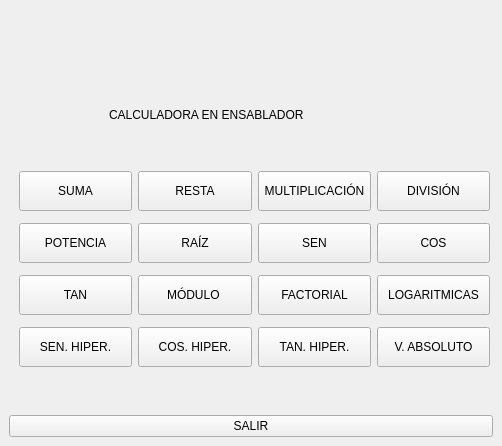
Qt form mainwindow.ui (ZamaxCode/CALKULADORA) before a commit.
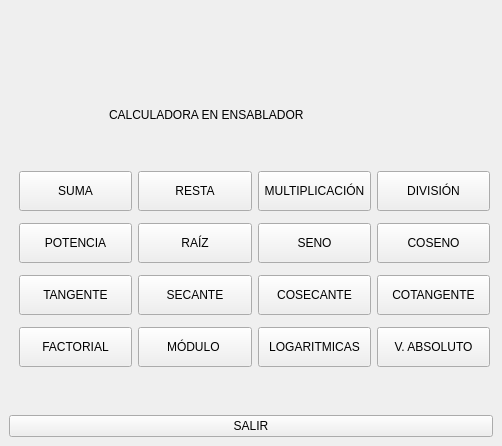
The same form after that commit. Icons and pictures are not drawn.

```diff
--- a/mainwindow.ui
+++ b/mainwindow.ui
@@ -67,179 +67,8 @@
          </rect>
         </property>
         <layout class="QGridLayout" name="gridLayout">
-         <item row="2" column="1">
-          <widget class="QPushButton" name="raizLB">
-           <property name="minimumSize">
-            <size>
-             <width>0</width>
-             <height>0</height>
-            </size>
-           </property>
-           <property name="maximumSize">
-            <size>
-             <width>130</width>
-             <height>40</height>
-            </size>
-           </property>
-           <property name="text">
-            <string>RAÍZ</string>
-           </property>
-          </widget>
-         </item>
-         <item row="3" column="3">
-          <widget class="QPushButton" name="logaritmicasLB">
-           <property name="minimumSize">
-            <size>
-             <width>0</width>
-             <height>0</height>
-            </size>
-           </property>
-           <property name="maximumSize">
-            <size>
-             <width>130</width>
-             <height>40</height>
-            </size>
-           </property>
-           <property name="text">
-            <string>LOGARITMICAS</string>
-           </property>
-          </widget>
-         </item>
-         <item row="4" column="1">
-          <widget class="QPushButton" name="coshiperbolicoLB">
-           <property name="minimumSize">
-            <size>
-             <width>0</width>
-             <height>0</height>
-            </size>
-           </property>
-           <property name="maximumSize">
-            <size>
-             <width>130</width>
-             <height>40</height>
-            </size>
-           </property>
-           <property name="text">
-            <string>COS. HIPER.</string>
-           </property>
-          </widget>
-         </item>
-         <item row="3" column="0">
-          <widget class="QPushButton" name="tanLB">
-           <property name="minimumSize">
-            <size>
-             <width>0</width>
-             <height>0</height>
-            </size>
-           </property>
-           <property name="maximumSize">
-            <size>
-             <width>130</width>
-             <height>40</height>
-            </size>
-           </property>
-           <property name="text">
-            <string>TAN</string>
-           </property>
-          </widget>
-         </item>
-         <item row="3" column="1">
-          <widget class="QPushButton" name="moduloLB">
-           <property name="minimumSize">
-            <size>
-             <width>0</width>
-             <height>0</height>
-            </size>
-           </property>
-           <property name="maximumSize">
-            <size>
-             <width>130</width>
-             <height>40</height>
-            </size>
-           </property>
-           <property name="text">
-            <string>MÓDULO </string>
-           </property>
-          </widget>
-         </item>
-         <item row="2" column="3">
-          <widget class="QPushButton" name="cosLB">
-           <property name="minimumSize">
-            <size>
-             <width>0</width>
-             <height>0</height>
-            </size>
-           </property>
-           <property name="maximumSize">
-            <size>
-             <width>130</width>
-             <height>40</height>
-            </size>
-           </property>
-           <property name="text">
-            <string>COS</string>
-           </property>
-          </widget>
-         </item>
-         <item row="4" column="0">
-          <widget class="QPushButton" name="senohiperbolicoLB">
-           <property name="minimumSize">
-            <size>
-             <width>0</width>
-             <height>0</height>
-            </size>
-           </property>
-           <property name="maximumSize">
-            <size>
-             <width>130</width>
-             <height>40</height>
-            </size>
-           </property>
-           <property name="text">
-            <string>SEN. HIPER.</string>
-           </property>
-          </widget>
-         </item>
-         <item row="4" column="2">
-          <widget class="QPushButton" name="tanhiperbolicoLB">
-           <property name="minimumSize">
-            <size>
-             <width>0</width>
-             <height>0</height>
-            </size>
-           </property>
-           <property name="maximumSize">
-            <size>
-             <width>130</width>
-             <height>40</height>
-            </size>
-           </property>
-           <property name="text">
-            <string>TAN. HIPER.</string>
-           </property>
-          </widget>
-         </item>
-         <item row="2" column="2">
-          <widget class="QPushButton" name="senLB">
-           <property name="minimumSize">
-            <size>
-             <width>0</width>
-             <height>0</height>
-            </size>
-           </property>
-           <property name="maximumSize">
-            <size>
-             <width>130</width>
-             <height>40</height>
-            </size>
-           </property>
-           <property name="text">
-            <string>SEN</string>
-           </property>
-          </widget>
-         </item>
-         <item row="3" column="2">
-          <widget class="QPushButton" name="factorialLB">
+         <item row="5" column="0">
+          <widget class="QPushButton" name="factorialPB">
            <property name="minimumSize">
             <size>
              <width>0</width>
@@ -257,8 +86,8 @@
            </property>
           </widget>
          </item>
-         <item row="0" column="0">
-          <widget class="QPushButton" name="sumaLB">
+         <item row="0" column="2">
+          <widget class="QPushButton" name="multiplicacionPB">
            <property name="minimumSize">
             <size>
              <width>0</width>
@@ -272,7 +101,26 @@
             </size>
            </property>
            <property name="text">
-            <string>SUMA</string>
+            <string>MULTIPLICACIÓN</string>
+           </property>
+          </widget>
+         </item>
+         <item row="5" column="1">
+          <widget class="QPushButton" name="moduloPB">
+           <property name="minimumSize">
+            <size>
+             <width>0</width>
+             <height>0</height>
+            </size>
+           </property>
+           <property name="maximumSize">
+            <size>
+             <width>130</width>
+             <height>40</height>
+            </size>
+           </property>
+           <property name="text">
+            <string>MÓDULO </string>
            </property>
           </widget>
          </item>
@@ -295,8 +143,8 @@
            </property>
           </widget>
          </item>
-         <item row="2" column="0">
-          <widget class="QPushButton" name="potenciaLB">
+         <item row="0" column="0">
+          <widget class="QPushButton" name="sumaPB">
            <property name="minimumSize">
             <size>
              <width>0</width>
@@ -310,12 +158,12 @@
             </size>
            </property>
            <property name="text">
-            <string>POTENCIA</string>
+            <string>SUMA</string>
            </property>
           </widget>
          </item>
-         <item row="4" column="3">
-          <widget class="QPushButton" name="pushButton_16">
+         <item row="3" column="2">
+          <widget class="QPushButton" name="cosecantePB">
            <property name="minimumSize">
             <size>
              <width>0</width>
@@ -329,7 +177,45 @@
             </size>
            </property>
            <property name="text">
-            <string>V. ABSOLUTO</string>
+            <string>COSECANTE</string>
+           </property>
+          </widget>
+         </item>
+         <item row="3" column="1">
+          <widget class="QPushButton" name="secantePB">
+           <property name="minimumSize">
+            <size>
+             <width>0</width>
+             <height>0</height>
+            </size>
+           </property>
+           <property name="maximumSize">
+            <size>
+             <width>130</width>
+             <height>40</height>
+            </size>
+           </property>
+           <property name="text">
+            <string>SECANTE</string>
+           </property>
+          </widget>
+         </item>
+         <item row="5" column="2">
+          <widget class="QPushButton" name="logaritmicasPB">
+           <property name="minimumSize">
+            <size>
+             <width>0</width>
+             <height>0</height>
+            </size>
+           </property>
+           <property name="maximumSize">
+            <size>
+             <width>130</width>
+             <height>40</height>
+            </size>
+           </property>
+           <property name="text">
+            <string>LOGARITMICAS</string>
            </property>
           </widget>
          </item>
@@ -352,8 +238,8 @@
            </property>
           </widget>
          </item>
-         <item row="0" column="2">
-          <widget class="QPushButton" name="multiplicacionLB">
+         <item row="2" column="1">
+          <widget class="QPushButton" name="raizPB">
            <property name="minimumSize">
             <size>
              <width>0</width>
@@ -367,7 +253,121 @@
             </size>
            </property>
            <property name="text">
-            <string>MULTIPLICACIÓN</string>
+            <string>RAÍZ</string>
+           </property>
+          </widget>
+         </item>
+         <item row="2" column="3">
+          <widget class="QPushButton" name="cosPB">
+           <property name="minimumSize">
+            <size>
+             <width>0</width>
+             <height>0</height>
+            </size>
+           </property>
+           <property name="maximumSize">
+            <size>
+             <width>130</width>
+             <height>40</height>
+            </size>
+           </property>
+           <property name="text">
+            <string>COSENO</string>
+           </property>
+          </widget>
+         </item>
+         <item row="2" column="2">
+          <widget class="QPushButton" name="senPB">
+           <property name="minimumSize">
+            <size>
+             <width>0</width>
+             <height>0</height>
+            </size>
+           </property>
+           <property name="maximumSize">
+            <size>
+             <width>130</width>
+             <height>40</height>
+            </size>
+           </property>
+           <property name="text">
+            <string>SENO</string>
+           </property>
+          </widget>
+         </item>
+         <item row="2" column="0">
+          <widget class="QPushButton" name="potenciaPB">
+           <property name="minimumSize">
+            <size>
+             <width>0</width>
+             <height>0</height>
+            </size>
+           </property>
+           <property name="maximumSize">
+            <size>
+             <width>130</width>
+             <height>40</height>
+            </size>
+           </property>
+           <property name="text">
+            <string>POTENCIA</string>
+           </property>
+          </widget>
+         </item>
+         <item row="3" column="0">
+          <widget class="QPushButton" name="tanPB">
+           <property name="minimumSize">
+            <size>
+             <width>0</width>
+             <height>0</height>
+            </size>
+           </property>
+           <property name="maximumSize">
+            <size>
+             <width>130</width>
+             <height>40</height>
+            </size>
+           </property>
+           <property name="text">
+            <string>TANGENTE</string>
+           </property>
+          </widget>
+         </item>
+         <item row="3" column="3">
+          <widget class="QPushButton" name="cotangentePB">
+           <property name="minimumSize">
+            <size>
+             <width>0</width>
+             <height>0</height>
+            </size>
+           </property>
+           <property name="maximumSize">
+            <size>
+             <width>130</width>
+             <height>40</height>
+            </size>
+           </property>
+           <property name="text">
+            <string>COTANGENTE</string>
+           </property>
+          </widget>
+         </item>
+         <item row="5" column="3">
+          <widget class="QPushButton" name="absolutoPB">
+           <property name="minimumSize">
+            <size>
+             <width>0</width>
+             <height>0</height>
+            </size>
+           </property>
+           <property name="maximumSize">
+            <size>
+             <width>130</width>
+             <height>40</height>
+            </size>
+           </property>
+           <property name="text">
+            <string>V. ABSOLUTO</string>
            </property>
           </widget>
          </item>
```
Left out of the diff: 69 changed lines with no effect on the pictures.
